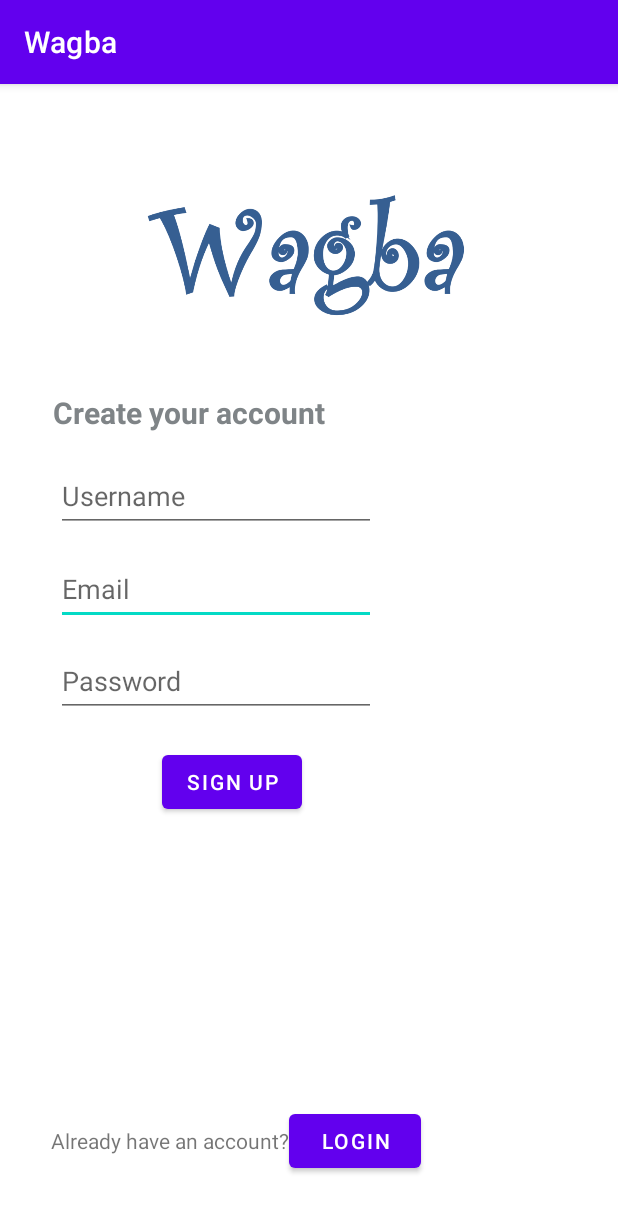
After one commit to RemonEmad93/Wagba, an Android app: the SignUp screen opened directly, with no data from a screen before it, on a phone screen of 412 x 824 dp. The commit adds this screen. Shown: the top 1212 px of the screen. Run offline under Robolectric (Android 15) with nearby library versions, the phone set to English and light mode, and no system bars.

Commit message:
add view binding

```diff
--- /dev/null
+++ b/app/src/main/java/com/example/wagba/SignUp.java
@@ -0,0 +1,32 @@
+package com.example.wagba;
+
+import androidx.appcompat.app.AppCompatActivity;
+
+import android.content.Intent;
+import android.os.Bundle;
+import android.view.View;
+
+import com.example.wagba.databinding.ActivitySignUpBinding;
+
+public class SignUp extends AppCompatActivity {
+
+    private ActivitySignUpBinding binding;
+    Intent signUpInt;
+    @Override
+    protected void onCreate(Bundle savedInstanceState) {
+        super.onCreate(savedInstanceState);
+        binding= ActivitySignUpBinding.inflate(getLayoutInflater());
+        View view= binding.getRoot();
+        setContentView(view);
+
+        signUpInt= new Intent(this, Login.class);
+
+        binding.loginPageButton.setOnClickListener(new View.OnClickListener() {
+            @Override
+            public void onClick(View view) {
+                startActivity(signUpInt);
+                finish();
+            }
+        });
+    }
+}
--- /dev/null
+++ b/app/src/main/res/layout/activity_sign_up.xml
@@ -0,0 +1,102 @@
+<?xml version="1.0" encoding="utf-8"?>
+<androidx.constraintlayout.widget.ConstraintLayout xmlns:android="http://schemas.android.com/apk/res/android"
+    xmlns:app="http://schemas.android.com/apk/res-auto"
+    xmlns:tools="http://schemas.android.com/tools"
+    android:id="@+id/signUpEmail"
+    android:layout_width="match_parent"
+    android:layout_height="match_parent"
+    tools:context=".SignUp">
+
+    <ImageView
+
+        android:id="@+id/imageView2"
+        android:layout_width="0dp"
+        android:layout_height="100dp"
+        android:layout_marginTop="61dp"
+        android:layout_marginBottom="71dp"
+        app:layout_constraintBottom_toBottomOf="@+id/signUpStatus"
+        app:layout_constraintEnd_toEndOf="parent"
+        app:layout_constraintStart_toStartOf="parent"
+        app:layout_constraintTop_toTopOf="parent"
+        app:srcCompat="@drawable/logo" />
+
+    <TextView
+        android:id="@+id/signUpStatus"
+        android:layout_width="wrap_content"
+        android:layout_height="wrap_content"
+        android:layout_marginStart="35dp"
+        android:layout_marginTop="205dp"
+        android:text="@string/sign_up_status"
+        android:textColor="@color/light_grey"
+        android:textSize="20sp"
+        android:textStyle="bold"
+        app:layout_constraintStart_toStartOf="parent"
+        app:layout_constraintTop_toTopOf="parent" />
+
+    <EditText
+        android:id="@+id/editText"
+        android:layout_width="wrap_content"
+        android:layout_height="wrap_content"
+        android:layout_marginTop="14dp"
+        android:ems="10"
+        android:hint="@string/email"
+        android:inputType="textEmailAddress"
+        android:minHeight="48dp"
+        android:shadowColor="@color/black"
+        app:layout_constraintStart_toStartOf="@+id/signUpUsername"
+        app:layout_constraintTop_toBottomOf="@+id/signUpUsername" />
+
+    <EditText
+        android:id="@+id/signUpPassword"
+        android:layout_width="wrap_content"
+        android:layout_height="wrap_content"
+        android:layout_marginTop="13dp"
+        android:ems="10"
+        android:hint="@string/password"
+        android:inputType="textPassword"
+        android:minHeight="48dp"
+        app:layout_constraintStart_toStartOf="@+id/editText"
+        app:layout_constraintTop_toBottomOf="@+id/editText" />
+
+    <Button
+        android:id="@+id/loginPageButton"
+        android:layout_width="wrap_content"
+        android:layout_height="wrap_content"
+        android:layout_marginBottom="39dp"
+        android:text="@string/login"
+        app:layout_constraintBottom_toBottomOf="parent"
+        app:layout_constraintStart_toEndOf="@+id/textview" />
+
+    <TextView
+        android:id="@+id/textview"
+        android:layout_width="wrap_content"
+        android:layout_height="wrap_content"
+        android:layout_marginStart="34dp"
+        android:text="@string/have_account"
+        app:layout_constraintBaseline_toBaselineOf="@+id/loginPageButton"
+        app:layout_constraintStart_toStartOf="parent" />
+
+    <Button
+        android:id="@+id/signUpButton"
+        android:layout_width="wrap_content"
+        android:layout_height="wrap_content"
+        android:layout_marginTop="19dp"
+        android:layout_marginEnd="49dp"
+        android:text="@string/sing_up"
+        app:layout_constraintEnd_toEndOf="@+id/signUpPassword"
+        app:layout_constraintTop_toBottomOf="@+id/signUpPassword" />
+
+    <EditText
+        android:id="@+id/signUpUsername"
+        android:layout_width="wrap_content"
+        android:layout_height="wrap_content"
+        android:layout_marginStart="2dp"
+        android:layout_marginTop="18dp"
+        android:ems="10"
+        android:hint="@string/username"
+        android:inputType="textPersonName"
+        android:minHeight="48dp"
+        app:layout_constraintStart_toStartOf="@+id/signUpStatus"
+        app:layout_constraintTop_toBottomOf="@+id/signUpStatus" />
+
+</androidx.constraintlayout.widget.ConstraintLayout>
--- a/app/src/main/res/values/colors.xml
+++ b/app/src/main/res/values/colors.xml
@@ -7,4 +7,5 @@
     <color name="teal_700">#FF018786</color>
     <color name="black">#FF000000</color>
     <color name="white">#FFFFFFFF</color>
+    <color name="light_grey">#7F8487</color>
 </resources>
--- a/app/src/main/res/values/strings.xml
+++ b/app/src/main/res/values/strings.xml
@@ -1,3 +1,12 @@
 <resources>
     <string name="app_name">Wagba</string>
+    <string name="login_status">Login to your account</string>
+    <string name="sign_up_status">Create your account</string>
+    <string name="username">Username</string>
+    <string name="email">Email</string>
+    <string name="password">Password</string>
+    <string name="create_account">Don\'t have an account?</string>
+    <string name="have_account">Already have an account?</string>
+    <string name="login">Login</string>
+    <string name="sing_up">Sign up</string>
 </resources>
```
Also changed, not shown: app/src/main/AndroidManifest.xml (+21 -6 lines), app/src/main/java/com/example/wagba/Login.java (added, +33 -0 lines), app/src/main/res/layout/activity_login.xml (added, +91 -0 lines), app/src/main/res/drawable-v24/logo.png (added).
